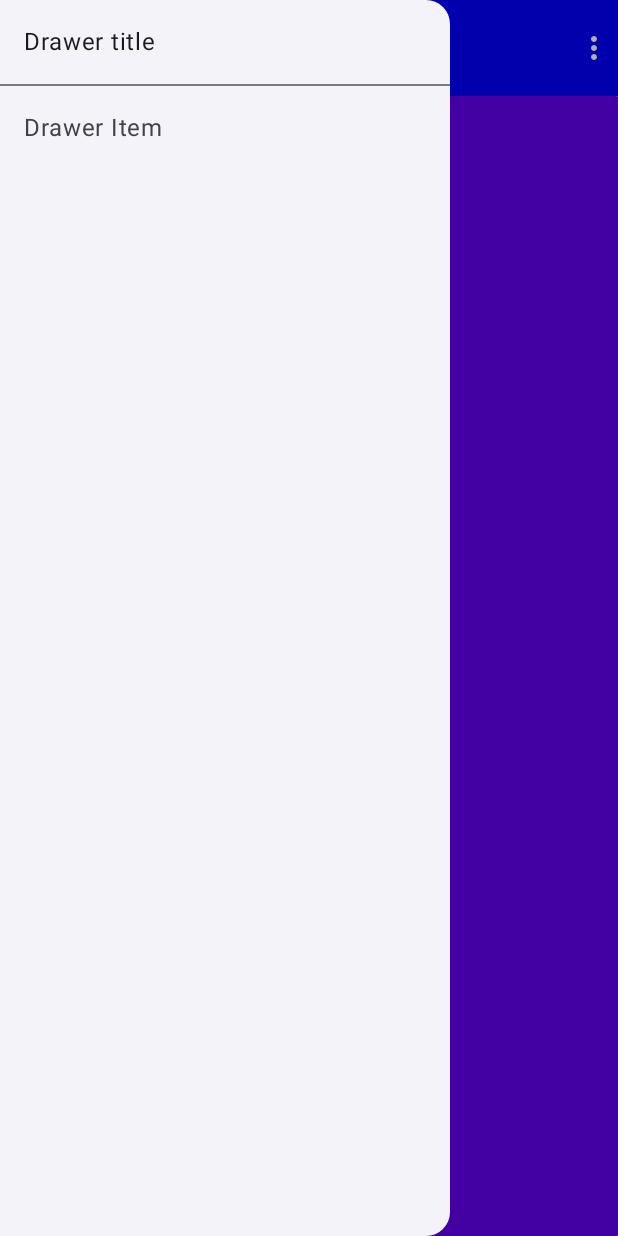
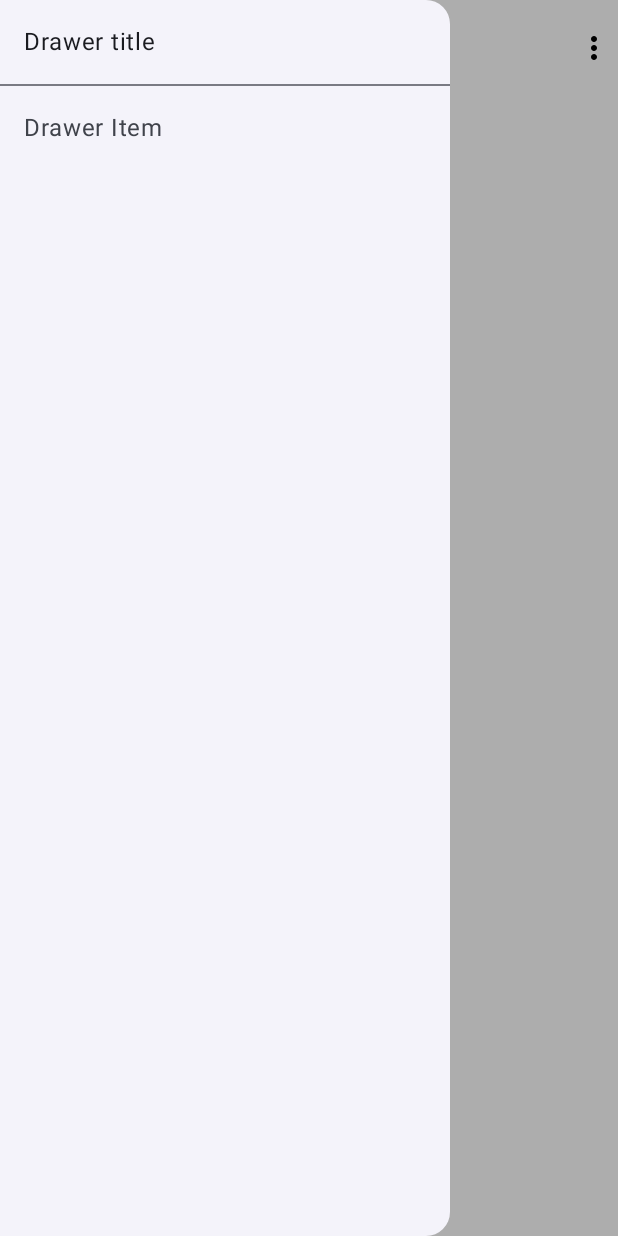
Before and after one commit to ZohaibKhanDev/Qr_Code-Generator, an Android app built with Jetpack Compose: the screen it shows after launch (MainActivity), after a tap on "Menu", on a phone screen of 412 x 824 dp. Run offline under Robolectric (Android 15) with nearby library versions, the phone set to English and light mode, and no system bars; libraries missing offline, so code that uses them is left out: com.lightspark.composeqr.

Commit message:
Model Drawer Sheet add

```diff
--- a/app/build.gradle.kts
+++ b/app/build.gradle.kts
@@ -78,5 +78,7 @@ dependencies {
 
     implementation("com.google.zxing:core:3.5.1")
     implementation("com.journeyapps:zxing-android-embedded:4.1.0")
+    val nav_version = "2.8.0"
 
+    implementation("androidx.navigation:navigation-compose:$nav_version")
 }
--- a/app/src/main/java/com/example/qrcode_genrater/MainActivity.kt
+++ b/app/src/main/java/com/example/qrcode_genrater/MainActivity.kt
@@ -71,6 +71,7 @@ import androidx.compose.ui.text.font.FontWeight
 import androidx.compose.ui.unit.dp
 import androidx.compose.ui.unit.sp
 import androidx.core.content.FileProvider
+import androidx.navigation.NavController
 import com.example.qrcode_genrater.ui.theme.QrCodeGenraterTheme
 import com.google.zxing.BarcodeFormat
 import com.google.zxing.WriterException
@@ -87,7 +88,7 @@ class MainActivity : ComponentActivity() {
         enableEdgeToEdge()
         setContent {
             QrCodeGenraterTheme {
-                GalleryQrCodeApp()
+                Navigation()
             }
         }
     }
@@ -101,7 +102,7 @@ fun SelectImageFromGallery(onImageSelected: (Uri) -> Unit) {
 
     Button(
         onClick = { launcher.launch("image/*") }, colors = ButtonDefaults.buttonColors(
-            containerColor = Color(0xFF6200EE), contentColor = Color.White
+            containerColor = Color.White, contentColor = Color.Black
         ), shape = RoundedCornerShape(1.dp), modifier = Modifier.fillMaxSize()
     ) {
         Icon(imageVector = Icons.Default.Add, contentDescription = "Select Image")
@@ -114,7 +115,7 @@ fun SelectImageFromGallery(onImageSelected: (Uri) -> Unit) {
 @OptIn(ExperimentalMaterial3Api::class)
 @SuppressLint("UnusedMaterial3ScaffoldPaddingParameter")
 @Composable
-fun GalleryQrCodeApp() {
+fun GalleryQrCodeApp(navController: NavController) {
     var selectedImageUri by remember { mutableStateOf<Uri?>(null) }
     var qrCodeBitmap by remember { mutableStateOf<Bitmap?>(null) }
     val context = LocalContext.current
@@ -123,52 +124,46 @@ fun GalleryQrCodeApp() {
     val scope = rememberCoroutineScope()
 
 
-    ModalNavigationDrawer(
-        drawerState = drawerState,
-        drawerContent = {
-            ModalDrawerSheet(modifier = Modifier
+    ModalNavigationDrawer(drawerState = drawerState, drawerContent = {
+        ModalDrawerSheet(
+            modifier = Modifier
                 .requiredWidth(300.dp)
-                .fillMaxHeight()) {
+                .fillMaxHeight()
+        ) {
             Text("Drawer title", modifier = Modifier.padding(16.dp))
             Divider()
-                NavigationDrawerItem(
-                    label = { Text(text = "Drawer Item") },
+            NavigationDrawerItem(label = { Text(text = "Drawer Item") },
                 selected = false,
-                    onClick = { /*TODO*/ }
-                )
+                onClick = { /*TODO*/ })
         }
     }
 
     ) {
         Scaffold(topBar = {
-            TopAppBar(
-                title = {
+            TopAppBar(title = {
                 Text(
                     text = "Create",
-                        color = Color.White,
+                    color = Color.Black,
                     fontSize = 16.sp,
                     fontWeight = FontWeight.SemiBold
                 )
-                },
-                navigationIcon = {
+            }, navigationIcon = {
                 IconButton(onClick = {
                     scope.launch { drawerState.open() }
                 }) {
                     Icon(
                         imageVector = Icons.Default.Menu,
                         contentDescription = "Menu",
-                            tint = Color.White
+                        tint = Color.Black
                     )
                 }
-                },
-                actions = {
+            }, actions = {
                 Icon(
                     imageVector = Icons.Outlined.MoreVert,
                     contentDescription = "",
-                        tint = Color.White
+                    tint = Color.Black
                 )
-                },
-                colors = TopAppBarDefaults.topAppBarColors(containerColor = Color.Blue)
+            }, colors = TopAppBarDefaults.topAppBarColors(containerColor = Color.White)
             )
         }) {
             Column(
@@ -207,26 +202,22 @@ fun GalleryQrCodeApp() {
                             verticalAlignment = Alignment.CenterVertically,
                             horizontalArrangement = Arrangement.Start
                         ) {
-                            Icon(
-                                imageVector = Icons.Outlined.Save,
+                            Icon(imageVector = Icons.Outlined.Save,
                                 contentDescription = "",
                                 modifier = Modifier
                                     .size(40.dp)
                                     .clickable {
                                         saveQRCodeToGallery(context, bitmap)
-                                    }
-                            )
+                                    })
                             Spacer(modifier = Modifier.width(22.dp))
 
-                            Icon(
-                                imageVector = Icons.Outlined.Share,
+                            Icon(imageVector = Icons.Outlined.Share,
                                 contentDescription = "",
                                 modifier = Modifier
                                     .size(40.dp)
                                     .clickable {
                                         shareQRCode(context, bitmap)
-                                    }
-                            )
+                                    })
                         }
                     }
 
@@ -289,9 +280,7 @@ fun generateQRCode(text: String): Bitmap? {
         for (x in 0 until 300) {
             for (y in 0 until 300) {
                 bitmap.setPixel(
-                    x,
-                    y,
-                    if (bitMatrix[x, y]) Color.Black.toArgb() else Color.White.toArgb()
+                    x, y, if (bitMatrix[x, y]) Color.Black.toArgb() else Color.White.toArgb()
                 )
             }
         }
--- /dev/null
+++ b/app/src/main/java/com/example/qrcode_genrater/Navigation.kt
@@ -0,0 +1,42 @@
+package com.example.qrcode_genrater
+
+import androidx.compose.runtime.Composable
+import androidx.compose.ui.Modifier
+import androidx.navigation.compose.NavHost
+import androidx.navigation.compose.composable
+import androidx.navigation.compose.rememberNavController
+import com.lightspark.composeqr.QrCodeViewPreview
+
+@Composable
+fun Navigation() {
+    val navController = rememberNavController()
+
+    NavHost(navController = navController, startDestination = Screens.Home.route) {
+        composable(Screens.Home.route) {
+            GalleryQrCodeApp(navController)
+        }
+
+        composable(Screens.Scan.route) {
+            ScanScreen(navController)
+        }
+
+        composable(Screens.Create_Qr.route) {
+            Create_Qr(navController)
+        }
+        composable(Screens.Privacy_Policy.route){
+            Privacy_policy(navController)
+        }
+
+    }
+}
+
+sealed class Screens(
+    val route: String
+) {
+    object Home : Screens("Home")
+    object Scan : Screens("Scan")
+    object Create_Qr : Screens("Create_Qr")
+    object Setting : Screens("Setting")
+    object Share : Screens("Share")
+    object Privacy_Policy : Screens("Privacy_Policy")
+}
```
Also changed, not shown: app/src/main/java/com/example/qrcode_genrater/Create Qr.kt (added, +10 -0 lines), app/src/main/java/com/example/qrcode_genrater/Privacy_policy.kt (added, +10 -0 lines), app/src/main/java/com/example/qrcode_genrater/ScanScreen.kt (added, +10 -0 lines). Lines whose indentation alone changed are shown as unchanged.
